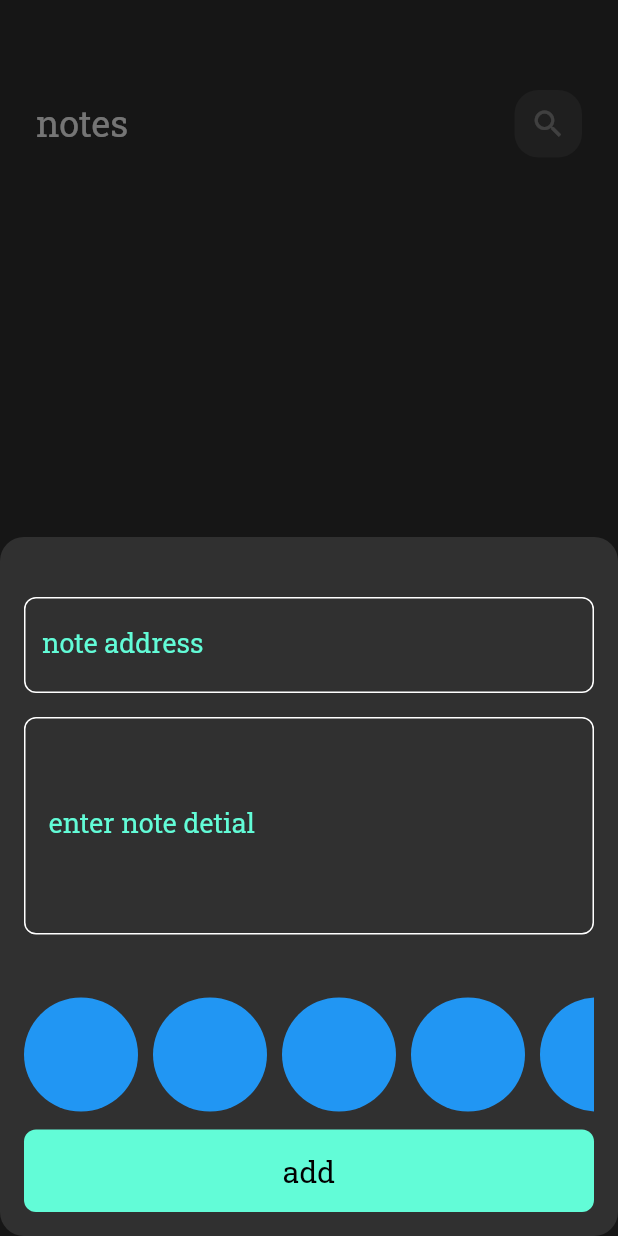
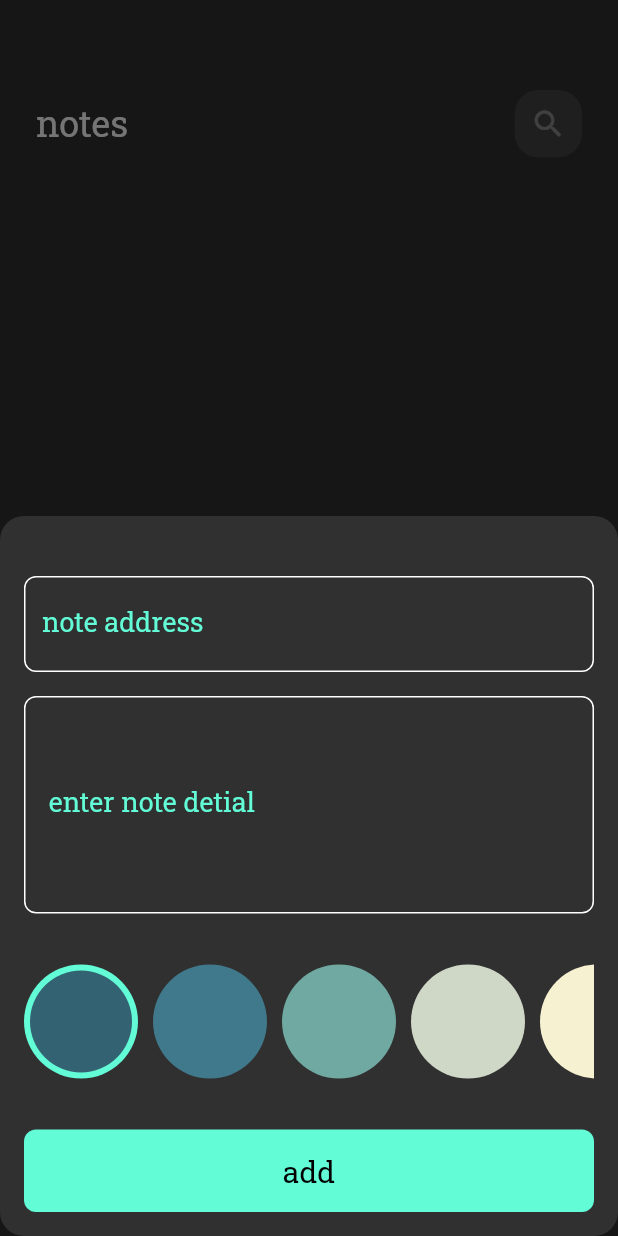
Before and after one commit to Ali1910/notesapp-main, a Flutter app: the screen it shows after launch, after a tap on the "add" icon, on a phone screen of 412 x 824 dp. Run offline on Flutter 3.47's test engine with Material 2 defaults, Android fonts, the phone set to English and light mode, and no system bars; our stand-ins replace flutter_bloc, font_awesome_flutter, hive, hive_flutter; accounts and stored records are empty.

Commit message:
finished colors list view

```diff
--- a/lib/constants/constants.dart
+++ b/lib/constants/constants.dart
@@ -2,3 +2,10 @@ import 'package:flutter/material.dart';
 
 const kprimarycolor = Color(0xff62fcd7);
 const knotesbox = 'notesbox';
+const List<Color> colors = [
+  Color(0xff336373),
+  Color(0xff40798C),
+  Color(0xff70A9A1),
+  Color(0xffCFD7C7),
+  Color(0xffF6F1D1)
+];
--- a/lib/views/addnoteform.dart
+++ b/lib/views/addnoteform.dart
@@ -52,11 +52,11 @@ class _addnoteformState extends State<addnoteform> {
             maxlines: 5,
           ),
           const SizedBox(
-            height: 40,
+            height: 32,
           ),
           const ColorListView(),
           const SizedBox(
-            height: 10,
+            height: 32,
           ),
           BlocBuilder<AddNotesCubit, AddNotestates>(
             builder: (context, state) {
--- a/lib/views/widgets/custom_list_color_picker.dart
+++ b/lib/views/widgets/custom_list_color_picker.dart
@@ -1,20 +1,40 @@
 import 'package:flutter/material.dart';
 
+import '../../constants/constants.dart';
+
 class ColorItem extends StatelessWidget {
-  const ColorItem({super.key});
+  const ColorItem(
+      {super.key, required this.ispicked, required this.backgroundColor});
+  final bool ispicked;
+  final Color backgroundColor;
 
   @override
   Widget build(BuildContext context) {
-    return const CircleAvatar(
-      radius: 38,
-      backgroundColor: Colors.blue,
-    );
+    return ispicked
+        ? CircleAvatar(
+            backgroundColor: kprimarycolor,
+            radius: 38,
+            child: CircleAvatar(
+              radius: 34,
+              backgroundColor: backgroundColor,
+            ),
+          )
+        : CircleAvatar(
+            radius: 38,
+            backgroundColor: backgroundColor,
+          );
   }
 }
 
-class ColorListView extends StatelessWidget {
+class ColorListView extends StatefulWidget {
   const ColorListView({super.key});
 
+  @override
+  State<ColorListView> createState() => _ColorListViewState();
+}
+
+class _ColorListViewState extends State<ColorListView> {
+  int currentindex = 0;
   @override
   Widget build(BuildContext context) {
     return SizedBox(
@@ -27,9 +47,18 @@ class ColorListView extends StatelessWidget {
           );
         },
         itemBuilder: ((context, index) {
-          return const ColorItem();
+          return GestureDetector(
+            onTap: () {
+              currentindex = index;
+              setState(() {});
+            },
+            child: ColorItem(
+              backgroundColor: colors[index],
+              ispicked: currentindex == index,
+            ),
+          );
         }),
-        itemCount: 7,
+        itemCount: colors.length,
       ),
     );
   }
```
